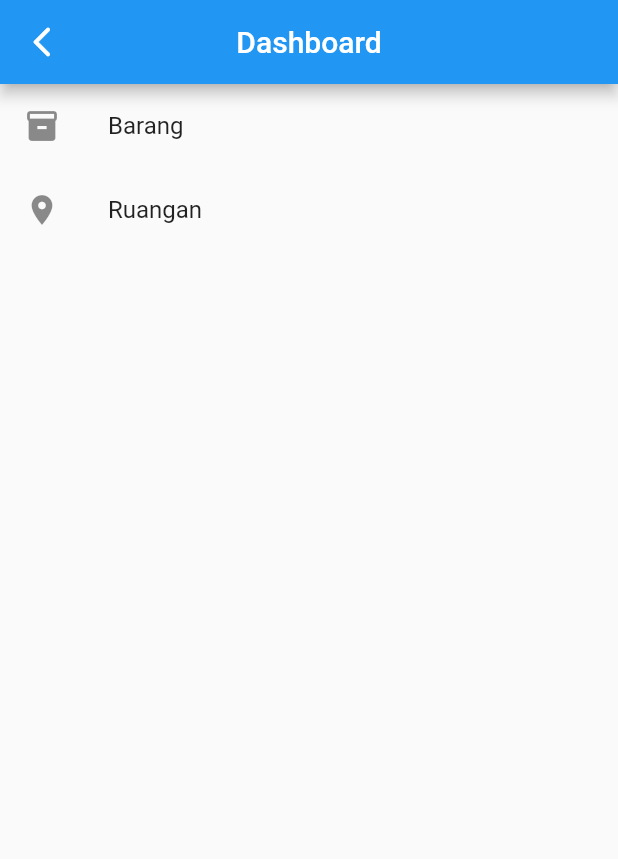
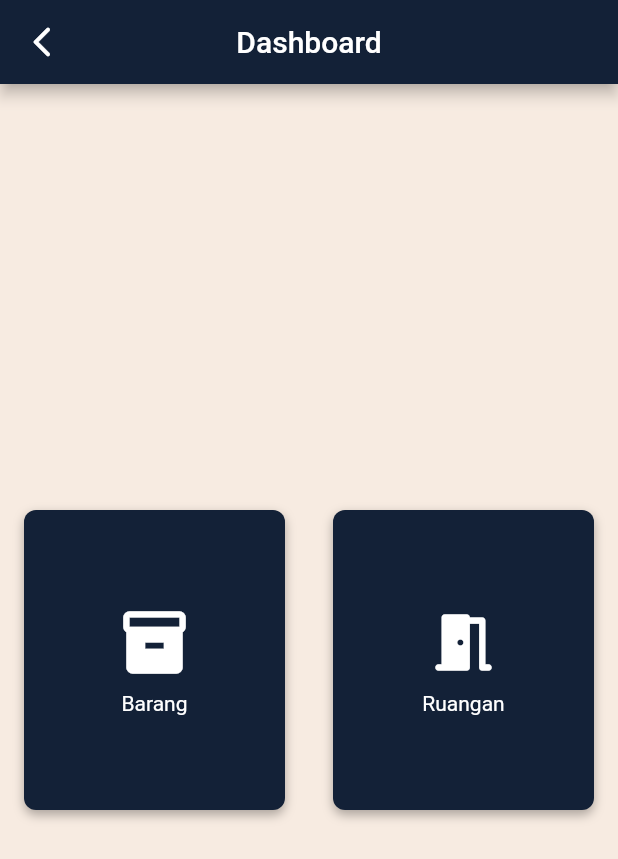
Before and after one commit to aiyafi/debug_welcome, a Flutter app: the DashboardPage screen opened by its route, on a phone screen of 412 x 824 dp. Shown: the top 859 px of the screen. Run offline on Flutter 3.47's test engine with Material 2 defaults, Android fonts, the phone set to English and light mode, and no system bars; our stand-ins replace flutter_svg, google_fonts; network calls fail.

Commit message:
Improve Front End

```diff
--- a/lib/pages/dasboard_page.dart
+++ b/lib/pages/dasboard_page.dart
@@ -20,32 +20,83 @@ class _DashboardPageState extends State<DashboardPage> {
   @override
   Widget build(BuildContext context) {
     return Scaffold(
+      backgroundColor: Color(0xFFF7EBE1),
       appBar: AppBar(
+        backgroundColor: Color(0xFF132137),
         title: const Text('Dashboard'),
       ),
-      body: Column(
+      body: Center(
+        child: Row(
+          mainAxisAlignment: MainAxisAlignment.center,
           children: [
-          ListTile(
-            leading: const Icon(Icons.inventory),
-            title: const Text('Barang'),
+            Expanded(
+              child: InkWell(
                 onTap: () {
                   Navigator.push(
                     context,
                     MaterialPageRoute(builder: (context) => const BarangPage()),
                   );
                 },
+                child: Container(
+                  margin: const EdgeInsets.all(16),
+                  height: 200,
+                  decoration: BoxDecoration(
+                    color: const Color(0xff132137),
+                    borderRadius: BorderRadius.circular(8),
+                    boxShadow: [
+                      BoxShadow(
+                        color: Colors.black.withOpacity(0.3),
+                        blurRadius: 5,
+                        offset: const Offset(0, 3),
                       ),
-          ListTile(
-            leading: const Icon(Icons.room),
-            title: const Text('Ruangan'),
+                    ],
+                  ),
+                  child: Column(
+                    mainAxisAlignment: MainAxisAlignment.center,
+                    children: const [
+                      Icon(Icons.inventory, size: 50.0, color: Colors.white),
+                      SizedBox(height: 8),
+                      Text('Barang', style: TextStyle(color: Colors.white)),
+                    ],
+                  ),
+                ),
+              ),
+            ),
+            Expanded(
+              child: InkWell(
                 onTap: () {
                   Navigator.push(
                     context,
                     MaterialPageRoute(builder: (context) => const RuanganPage()),
                   );
                 },
+                child: Container(
+                  margin: const EdgeInsets.all(16),
+                  height: 200,
+                  decoration: BoxDecoration(
+                    color: const Color(0xff132137),
+                    borderRadius: BorderRadius.circular(8),
+                    boxShadow: [
+                      BoxShadow(
+                        color: Colors.black.withOpacity(0.3),
+                        blurRadius: 5,
+                        offset: const Offset(0, 3),
                       ),
                     ],
+                  ),
+                  child: Column(
+                    mainAxisAlignment: MainAxisAlignment.center,
+                    children: const [
+                      Icon(Icons.meeting_room_rounded, size: 50.0, color: Colors.white),
+                      SizedBox(height: 8),
+                      Text('Ruangan', style: TextStyle(color: Colors.white)),
+                    ],
+                  ),
+                ),
+              ),
+            ),
+          ],
+        ),
       ),
     );
   }
```
Also changed, not shown: lib/pages/barang_page.dart (+30 -18 lines), lib/pages/ruangan_page.dart (+19 -9 lines). Lines whose indentation alone changed are shown as unchanged.
